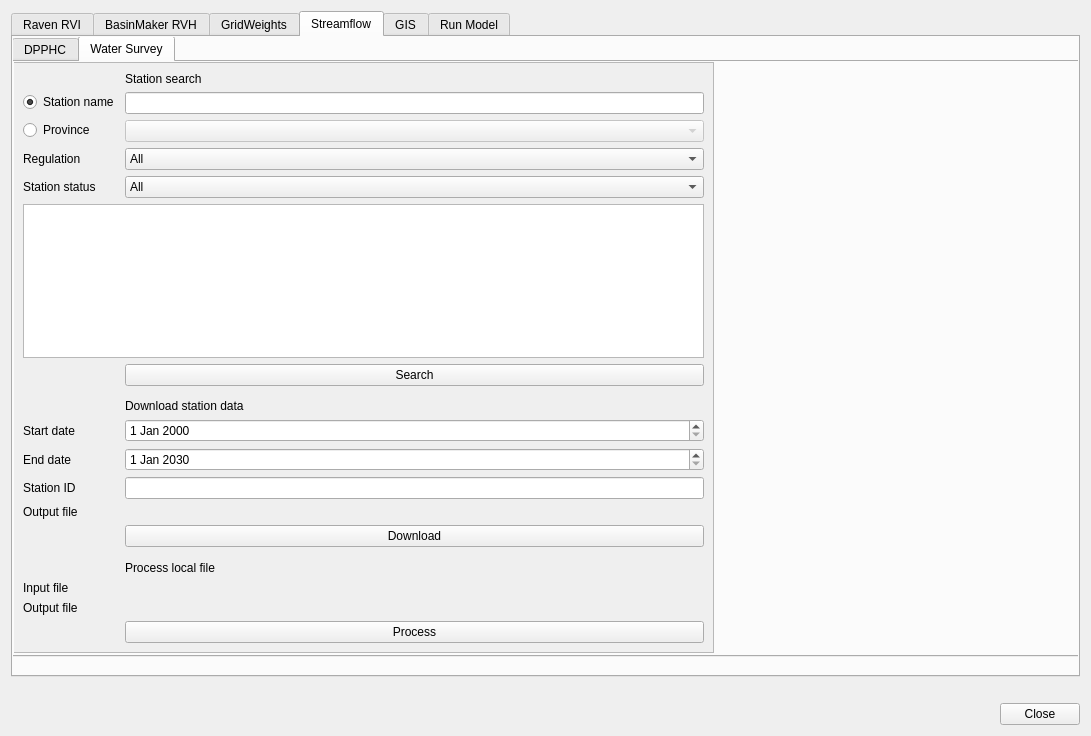
This is qraven/qraven_dialog_base.ui in Scriptbash/QRaven as Qt 5 draws it before an edit. The edited form follows.
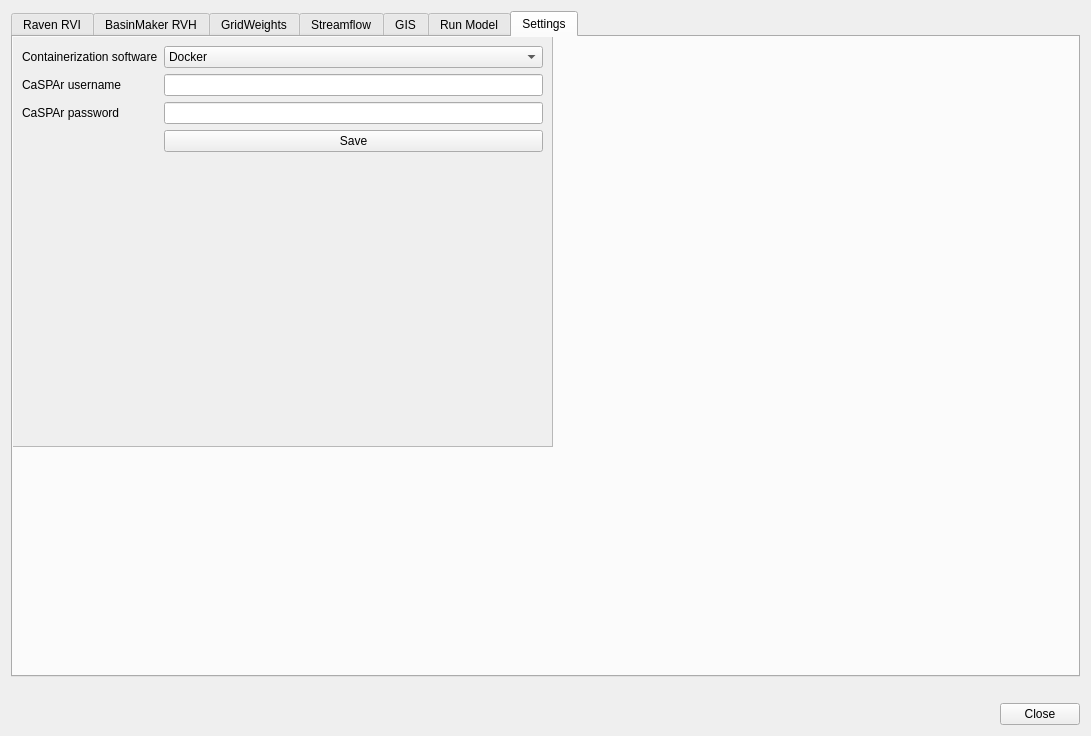
This is the edited form. Custom widgets are drawn as their Qt base class.

Commit message: Add settings tab

Diff of the .ui file:
```diff
--- a/qraven/qraven_dialog_base.ui
+++ b/qraven/qraven_dialog_base.ui
@@ -26,7 +26,7 @@
       <enum>QTabWidget::Rounded</enum>
      </property>
      <property name="currentIndex">
-      <number>3</number>
+      <number>6</number>
      </property>
      <property name="documentMode">
       <bool>false</bool>
@@ -4847,6 +4847,88 @@
        </item>
       </layout>
      </widget>
+     <widget class="QWidget" name="tab_15">
+      <attribute name="title">
+       <string>Settings</string>
+      </attribute>
+      <widget class="QScrollArea" name="scrollArea_7">
+       <property name="geometry">
+        <rect>
+         <x>-1</x>
+         <y>-1</y>
+         <width>541</width>
+         <height>411</height>
+        </rect>
+       </property>
+       <property name="widgetResizable">
+        <bool>true</bool>
+       </property>
+       <widget class="QWidget" name="scrollAreaWidgetContents_7">
+        <property name="geometry">
+         <rect>
+          <x>0</x>
+          <y>0</y>
+          <width>539</width>
+          <height>409</height>
+         </rect>
+        </property>
+        <layout class="QFormLayout" name="formLayout_3">
+         <item row="0" column="0">
+          <widget class="QLabel" name="label_125">
+           <property name="text">
+            <string>Containerization software</string>
+           </property>
+          </widget>
+         </item>
+         <item row="0" column="1">
+          <widget class="QComboBox" name="combo_container">
+           <item>
+            <property name="text">
+             <string>Docker</string>
+            </property>
+           </item>
+           <item>
+            <property name="text">
+             <string>Podman</string>
+            </property>
+           </item>
+          </widget>
+         </item>
+         <item row="1" column="0">
+          <widget class="QLabel" name="label_126">
+           <property name="text">
+            <string>CaSPAr username</string>
+           </property>
+          </widget>
+         </item>
+         <item row="1" column="1">
+          <widget class="QLineEdit" name="txt_casparusername"/>
+         </item>
+         <item row="2" column="1">
+          <widget class="QLineEdit" name="txt_casparpassword">
+           <property name="echoMode">
+            <enum>QLineEdit::PasswordEchoOnEdit</enum>
+           </property>
+          </widget>
+         </item>
+         <item row="2" column="0">
+          <widget class="QLabel" name="label_127">
+           <property name="text">
+            <string>CaSPAr password</string>
+           </property>
+          </widget>
+         </item>
+         <item row="3" column="1">
+          <widget class="QPushButton" name="btn_savesettings">
+           <property name="text">
+            <string>Save</string>
+           </property>
+          </widget>
+         </item>
+        </layout>
+       </widget>
+      </widget>
+     </widget>
     </widget>
    </item>
    <item>
```
